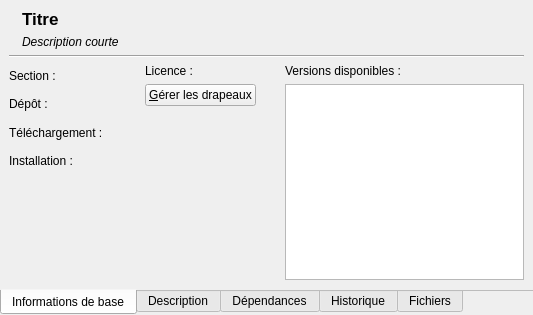
This is libpackageui/infopane.ui in steckdenis/logram-setup as Qt 5 draws it before an edit. The edited form follows.
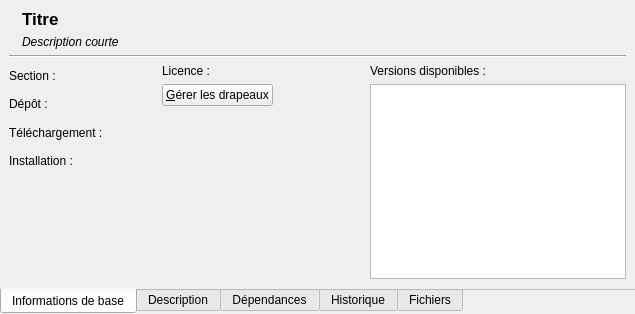
This is the edited form.

The edit to the form file:
```diff
--- a/libpackageui/infopane.ui
+++ b/libpackageui/infopane.ui
@@ -2,6 +2,14 @@
 <ui version="4.0">
  <class>infoPane</class>
  <widget class="QTabWidget" name="infoPane">
+  <property name="geometry">
+   <rect>
+    <x>0</x>
+    <y>0</y>
+    <width>635</width>
+    <height>314</height>
+   </rect>
+  </property>
   <property name="tabPosition">
    <enum>QTabWidget::South</enum>
   </property>
```
Left out of the diff: 4 changed lines with no effect on the pictures.
